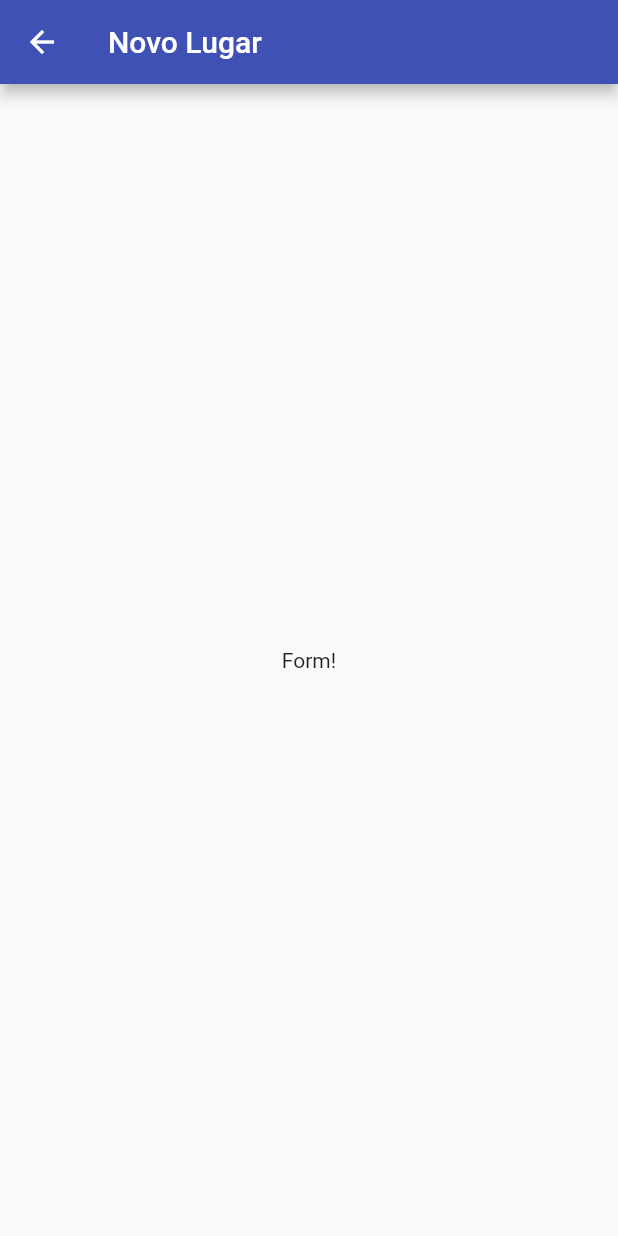
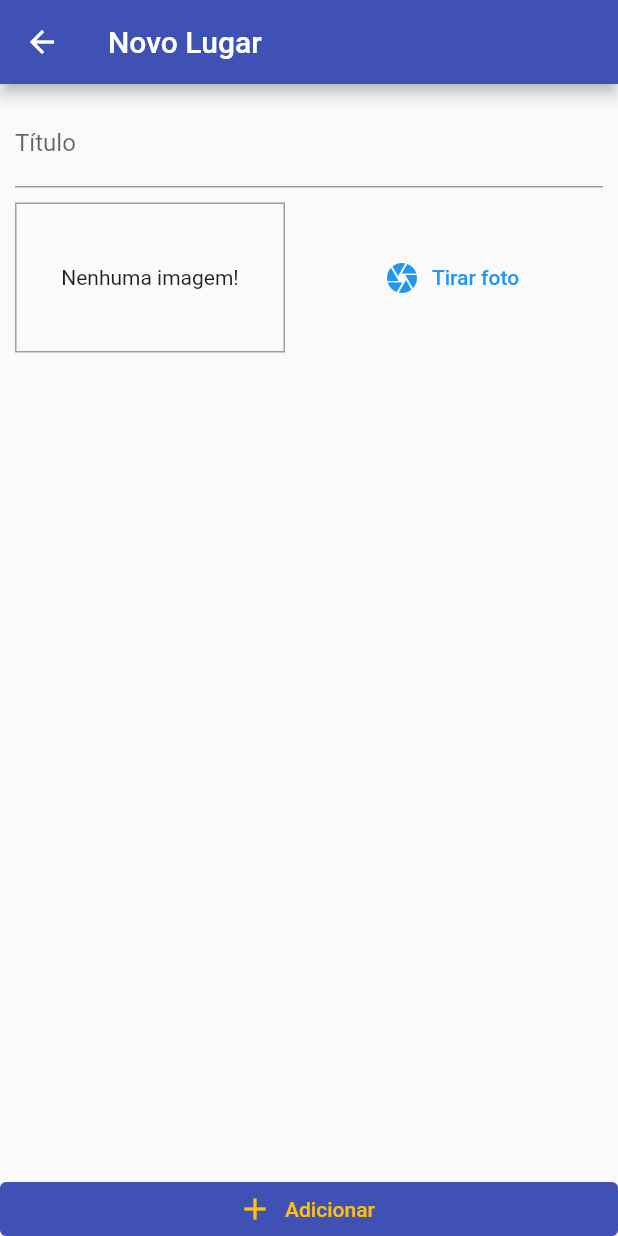
Before and after one commit to Jhonatan-Pereira/flutter_great_places, a Flutter app: the PlaceFormPage screen opened by its route, on a phone screen of 412 x 824 dp. Run offline on Flutter 3.47's test engine with Material 2 defaults, Android fonts, the phone set to English and light mode, and no system bars.

Commit message:
feat: draw form screen

```diff
--- a/lib/main.dart
+++ b/lib/main.dart
@@ -24,7 +24,7 @@ class MyApp extends StatelessWidget {
       ),
       home: const PlacesListPage(),
       routes: {
-        AppRoutes.PLACE_FORM: (ctx) => PlaceFormPage(),
+        AppRoutes.PLACE_FORM: (ctx) => const PlaceFormPage(),
       },
     );
   }
--- a/lib/pages/place_form_page.dart
+++ b/lib/pages/place_form_page.dart
@@ -1,4 +1,6 @@
 import 'package:flutter/material.dart';
+
+import '../widgets/image_input.dart';
 
 class PlaceFormPage extends StatefulWidget {
   const PlaceFormPage({Key? key}) : super(key: key);
@@ -8,14 +10,56 @@ class PlaceFormPage extends StatefulWidget {
 }
 
 class _PlaceFormPageState extends State<PlaceFormPage> {
+  final _titleController = TextEditingController();
+
+  void _submitForm() {}
+
   @override
   Widget build(BuildContext context) {
     return Scaffold(
       appBar: AppBar(
         title: const Text('Novo Lugar'),
       ),
-      body: const Center(
-        child: Text('Form!'),
+      body: Column(
+        // mainAxisAlignment: MainAxisAlignment.spaceBetween,
+        crossAxisAlignment: CrossAxisAlignment.stretch,
+        children: [
+          Expanded(
+            child: SingleChildScrollView(
+              child: Padding(
+                padding: const EdgeInsets.all(10),
+                child: Column(
+                  // ignore: prefer_const_literals_to_create_immutables
+                  children: <Widget>[
+                    TextField(
+                      controller: _titleController,
+                      decoration: const InputDecoration(
+                        labelText: 'Título',
+                      ),
+                    ),
+                    const SizedBox(height: 10),
+                    const ImageInput(),
+                  ],
+                ),
+              ),
+            ),
+          ),
+          ElevatedButton.icon(
+            onPressed: _submitForm,
+            icon: const Icon(Icons.add),
+            label: const Text('Adicionar'),
+            // style: TextButton.styleFrom(
+            //     foregroundColor: Theme.of(context).colorScheme.secondary),
+            style: ButtonStyle(
+              foregroundColor: MaterialStateProperty.resolveWith<Color?>(
+                  (Set<MaterialState> states) =>
+                      Theme.of(context).colorScheme.secondary),
+              elevation: MaterialStateProperty.resolveWith<double?>(
+                  (Set<MaterialState> states) => 0),
+              tapTargetSize: MaterialTapTargetSize.shrinkWrap,
+            ),
+          )
+        ],
       ),
     );
   }
--- /dev/null
+++ b/lib/widgets/image_input.dart
@@ -0,0 +1,40 @@
+import 'package:flutter/material.dart';
+
+class ImageInput extends StatefulWidget {
+  const ImageInput({super.key});
+
+  @override
+  State<ImageInput> createState() => _ImageInputState();
+}
+
+class _ImageInputState extends State<ImageInput> {
+  @override
+  Widget build(BuildContext context) {
+    return Row(
+      children: [
+        Container(
+          width: 180,
+          height: 100,
+          decoration: BoxDecoration(
+            border: Border.all(
+              width: 1,
+              color: Colors.grey,
+            ),
+          ),
+          alignment: Alignment.center,
+          child: const Text('Nenhuma imagem!'),
+        ),
+        const SizedBox(width: 10),
+        Expanded(
+          child: TextButton.icon(
+            onPressed: () {},
+            icon: const Icon(Icons.camera),
+            label: const Text('Tirar foto'),
+            style: TextButton.styleFrom(
+                foregroundColor: Theme.of(context).primaryColor),
+          ),
+        )
+      ],
+    );
+  }
+}
```
Also changed, not shown: pubspec.lock.
